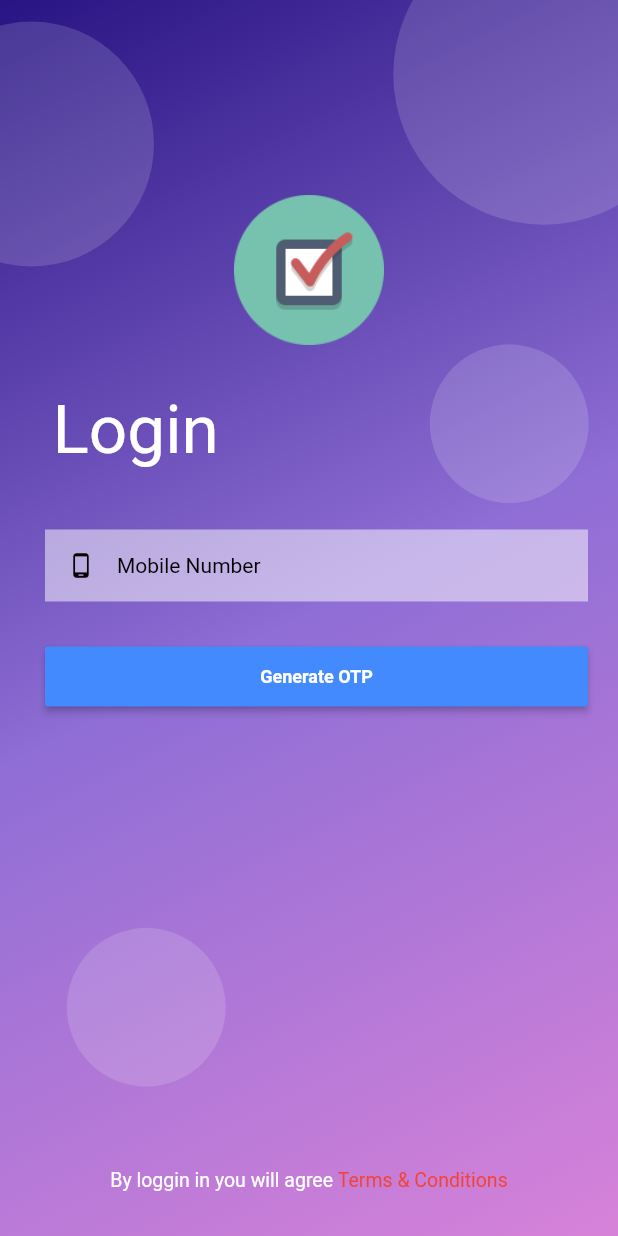
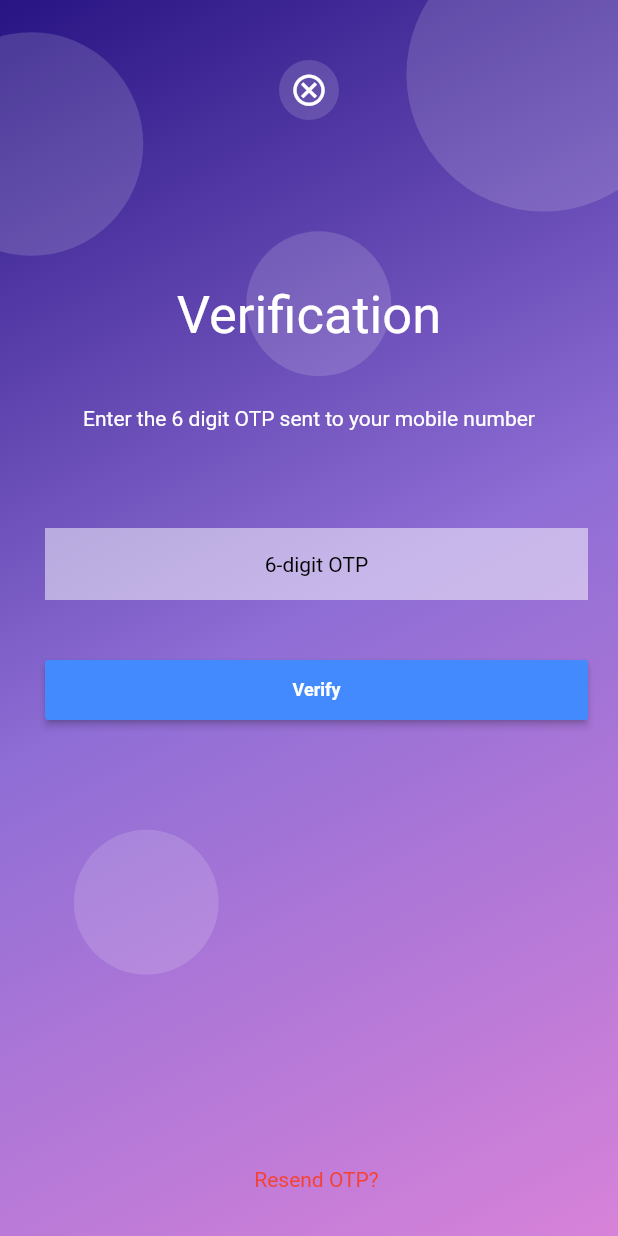
Before and after one commit to Janbaz1510/Cab-App, a Flutter app: the screen it shows after launch, after a tap on "Login/Signup", after a tap on "Generate OTP", on a phone screen of 412 x 824 dp. Run offline on Flutter 3.47's test engine with Material 2 defaults, Android fonts, the phone set to English and light mode, and no system bars; our stand-ins replace bubble_bottom_bar, flutter_custom_clippers, flutter_slidable, google_maps_flutter, permission_handler.

Commit message:
otp Interface

```diff
--- a/lib/auth/login/login_ui.dart
+++ b/lib/auth/login/login_ui.dart
@@ -1,5 +1,6 @@
 import 'package:flutter/material.dart';
 import 'package:testapp/auth/login/login_interface.dart';
+import 'package:testapp/routes/routes.dart';
 import 'package:testapp/utils/constants.dart';
 
 class LoginUI extends StatefulWidget {
@@ -52,10 +53,7 @@ class _LoginUIState extends State<LoginUI> with TickerProviderStateMixin {
                 child: Container(
                   width: 162,
                   height: 162,
-                  decoration: BoxDecoration(
-                    shape: BoxShape.circle,
-                    color: Color(0x26FFFFFF),
-                  ),
+                  decoration: commonContainerDecoration,
                 ),
               ),
             ),
@@ -67,10 +65,7 @@ class _LoginUIState extends State<LoginUI> with TickerProviderStateMixin {
                 child: Container(
                   width: 105,
                   height: 105,
-                  decoration: BoxDecoration(
-                    shape: BoxShape.circle,
-                    color: Color(0x26FFFFFF),
-                  ),
+                  decoration: commonContainerDecoration,
                 ),
               ),
             ),
@@ -82,10 +77,7 @@ class _LoginUIState extends State<LoginUI> with TickerProviderStateMixin {
                 child: Container(
                   height: 199,
                   width: 199,
-                  decoration: BoxDecoration(
-                    shape: BoxShape.circle,
-                    color: Color(0x26FFFFFF),
-                  ),
+                  decoration: commonContainerDecoration,
                 ),
               ),
             ),
@@ -97,10 +89,7 @@ class _LoginUIState extends State<LoginUI> with TickerProviderStateMixin {
                 child: Container(
                   width: 105,
                   height: 105,
-                  decoration: BoxDecoration(
-                    shape: BoxShape.circle,
-                    color: Color(0x26FFFFFF),
-                  ),
+                  decoration: commonContainerDecoration,
                 ),
               ),
             ),
@@ -159,6 +148,7 @@ class _LoginUIState extends State<LoginUI> with TickerProviderStateMixin {
                     child: RaisedButton(
                       onPressed: () {
                         widget.interface.loginWithMobile("hi");
+                        Navigator.pushReplacementNamed(context, otpScreen);
                       },
                       color: Colors.blueAccent,
                       splashColor: Colors.grey,
--- /dev/null
+++ b/lib/auth/otp/otp_interface.dart
@@ -0,0 +1,3 @@
+class OTPInterface{
+  void loginWithOTP(String otp) {}
+}
--- /dev/null
+++ b/lib/auth/otp/otp_page.dart
@@ -0,0 +1,20 @@
+import 'package:flutter/material.dart';
+import 'package:testapp/auth/otp/otp_interface.dart';
+import 'package:testapp/auth/otp/otp_ui.dart';
+
+class OTPPage extends StatefulWidget {
+  @override
+  _OTPPageState createState() => _OTPPageState();
+}
+
+class _OTPPageState extends State<OTPPage> implements OTPInterface {
+  @override
+  Widget build(BuildContext context) {
+    return OTPUI(otpInterface: this,);
+  }
+
+  @override
+  void loginWithOTP(String otp) {
+    print(otp);
+  }
+}
--- /dev/null
+++ b/lib/auth/otp/otp_ui.dart
@@ -0,0 +1,204 @@
+import 'package:flutter/material.dart';
+import 'package:testapp/auth/otp/otp_interface.dart';
+import 'package:testapp/routes/routes.dart';
+import 'package:testapp/utils/constants.dart';
+
+class OTPUI extends StatefulWidget {
+  final OTPInterface otpInterface;
+
+  OTPUI({this.otpInterface});
+
+
+  @override
+  _OTPUIState createState() => _OTPUIState();
+}
+
+class _OTPUIState extends State<OTPUI> with SingleTickerProviderStateMixin {
+  AnimationController animationController;
+  Animation<double> _animationValue;
+
+  @override
+  void initState() {
+    super.initState();
+    animationController = AnimationController(
+      vsync: this,
+      duration: Duration(milliseconds: 1000),
+    );
+    _animationValue = Tween<double>(begin: 1.1, end: 0.9).animate(animationController);
+    animationController.repeat(reverse: true);
+  }
+
+  @override
+  Widget build(BuildContext context) {
+    final Size size = MediaQuery.of(context).size;
+    return Scaffold(
+      resizeToAvoidBottomInset: false,
+      body: Container(
+        decoration: commonBackgroundDecoration,
+        child: Stack(
+          fit: StackFit.expand,
+          clipBehavior: Clip.antiAliasWithSaveLayer,
+          overflow: Overflow.visible,
+          children: <Widget>[
+            Positioned(
+              top: 15,
+              left: -60,
+              child: ScaleTransition(
+                scale: _animationValue,
+                child: Container(
+                  width: 162,
+                  height: 162,
+                  decoration: commonContainerDecoration,
+                ),
+              ),
+            ),
+            Positioned(
+              top: 150,
+              left: 160,
+                child: ScaleTransition(
+                scale: _animationValue,
+              child: Container(
+                width: 105,
+                height: 105,
+                decoration: commonContainerDecoration,
+              ),
+                ),
+            ),
+            Positioned(
+              right: -50,
+              top: -50,
+                child: ScaleTransition(
+                scale: _animationValue,
+              child: Container(
+                height: 199,
+                width: 199,
+                decoration: commonContainerDecoration,
+              ),
+                ),
+            ),
+            Positioned(
+              bottom: 170,
+              left: 45,
+                child: ScaleTransition(
+                scale: _animationValue,
+              child: Container(
+                width: 105,
+                height: 105,
+                decoration: commonContainerDecoration,
+              ),
+              ),
+            ),
+            Container(
+              height: size.height,
+              width: size.width,
+              color: Colors.transparent,
+              child: Column(
+                children: [
+                   Center(
+                    child: Padding(
+                      padding: const EdgeInsets.only(left: 0, top: 40, right: 0, bottom: 0),
+                      child: Container(
+                        width: 40,
+                        height: 40,
+                        decoration: commonContainerDecoration,
+                        child: Icon(
+                          Icons.cancel_outlined,
+                          color: Colors.white,
+                          size: 25,
+                        ),
+                      ),
+                    ),
+                  ),
+                  SizedBox(
+                    height: 110,
+                  ),
+                  Text(
+                    "Verification",
+                    style: TextStyle(color: Colors.white, fontSize: 35),
+                  ),
+                  Padding(
+                    padding: const EdgeInsets.only(left: 40, top: 40, right: 40, bottom: 35),
+                    child: Text(
+                      "Enter the 6 digit OTP sent to your mobile number",
+                      textAlign: TextAlign.center,
+                      style: TextStyle(color: Colors.white, fontSize: 14),
+                    ),
+                  ),
+                  Padding(
+                    padding: const EdgeInsets.only(left: 30, top: 30, right: 20, bottom: 40),
+                    child: Container(
+                      decoration: BoxDecoration(
+                        shape: BoxShape.rectangle,
+                        color: Color(0x80FFFFFF),
+                      ),
+                      child: Padding(
+                        padding: const EdgeInsets.all(8.0),
+                        child: TextFormField(
+                          textAlign: TextAlign.center,
+                          keyboardType: TextInputType.text,
+                          decoration: InputDecoration(
+                            border:
+                                OutlineInputBorder(borderRadius: BorderRadius.circular(0), borderSide: BorderSide.none),
+                            hintText: "6-digit OTP",
+                            hintStyle: TextStyle(color: Colors.black, ),
+                            contentPadding: EdgeInsets.symmetric(vertical: 8, horizontal: 8),
+                            isDense: true,
+                          ),
+                          style: TextStyle(
+                            fontSize: 14.0,
+                            color: Colors.black,
+                          ),
+                        ),
+                      ),
+                    ),
+                  ),
+                  Container(
+                      height:40,
+                    width: size.width,
+                    padding: const EdgeInsets.only(left: 30, right: 20,),
+                    child: RaisedButton(
+                      onPressed: () {
+                        widget.otpInterface.loginWithOTP("otp");
+                        Navigator.pushReplacementNamed(context, registerScreen);
+                      },
+                      color: Colors.blueAccent,
+                      splashColor: Colors.grey,
+                      child: Padding(
+                        padding: const EdgeInsets.fromLTRB(10, 10, 10, 10),
+                        child: Text(
+                          "Verify",
+                          style: TextStyle(
+                            fontSize: 12,
+                            fontWeight: FontWeight.w700,
+                            color: Colors.white,
+                          ),
+                        ),
+                      ),
+                    ),
+                  ),
+                ],
+              ),
+            ),
+            Positioned(
+              left: 30,
+              bottom: 30,
+              right: 20,
+              child: Padding(
+                padding: const EdgeInsets.fromLTRB(0, 0, 0, 0),
+                child: Center(
+                  child: Text(
+                    "Resend OTP?",
+                    style: TextStyle(
+                      fontSize: 14,
+                      color: Colors.red,
+                    ),
+                  ),
+                ),
+              ),
+            ),
+          ],
+        ),
+      ),
+    );
+  }
+}
--- /dev/null
+++ b/lib/auth/register/register_interface.dart
@@ -0,0 +1,5 @@
+class RegisterInterface{
+  void registerwithdetails(String name, ){
+
+  }
+}
--- /dev/null
+++ b/lib/auth/register/register_page.dart
@@ -0,0 +1,15 @@
+import 'package:flutter/material.dart';
+
+class RegisterPage extends StatefulWidget {
+  @override
+  _RegisterPageState createState() => _RegisterPageState();
+}
+
+class _RegisterPageState extends State<RegisterPage> {
+  @override
+  Widget build(BuildContext context) {
+    return Container(
+
+    );
+  }
+}
--- a/lib/routes/routes.dart
+++ b/lib/routes/routes.dart
@@ -1,16 +1,22 @@
 import 'package:flutter/cupertino.dart';
 import 'package:testapp/auth/login/login_page.dart';
+import 'package:testapp/auth/otp/otp_page.dart';
+import 'package:testapp/auth/register/register_page.dart';
 import 'package:testapp/pages/getstarted.dart';
 import 'package:testapp/pages/splashscreen.dart';
 
 const String splashScreen = "splash";
 const String gettingStarted = "gettingStarted";
 const String loginScreen = "login";
+const String otpScreen = "otp";
+const String registerScreen = "register";
 
 Map<String, WidgetBuilder> routes() {
   return {
     splashScreen: (BuildContext context) => SplashScreen(),
     gettingStarted: (BuildContext context) => GetStarted(),
     loginScreen: (BuildContext context) => LoginPage(),
+    otpScreen: (BuildContext context) => OTPPage(),
+    registerScreen: (BuildContext context) => RegisterPage(),
   };
 }
--- a/lib/utils/constants.dart
+++ b/lib/utils/constants.dart
@@ -18,6 +18,11 @@ final BoxDecoration commonBackgroundDecoration = BoxDecoration(
               Color(0xffD782D9),
             ],
           ),
+        );
+
+final BoxDecoration commonContainerDecoration =  BoxDecoration(
+          shape: BoxShape.circle,
+          color: Color(0x26FFFFFF),
         );
 
 Widget notificationHistoryExample({String imageAssert, String name, String subname}) {
```
Also changed, not shown: lib/auth/login/login_page.dart (line endings or trailing spaces), lib/auth/register/register_ui.dart (added).
